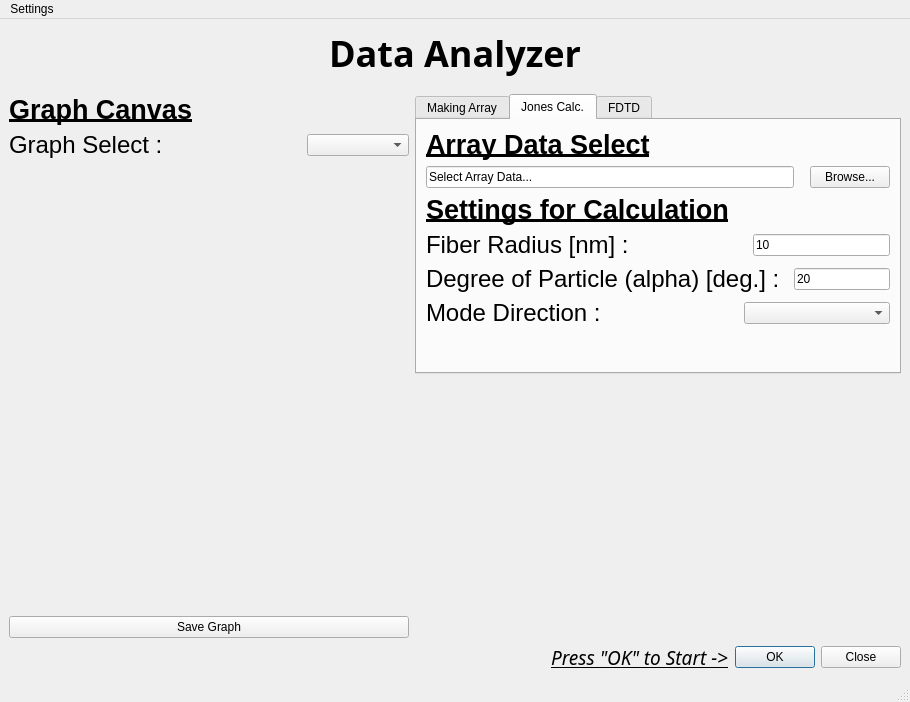
Old version of the form DataAnalyzer.ui in the repository potatonecst/Polarization-Data-Analysis-GUI.
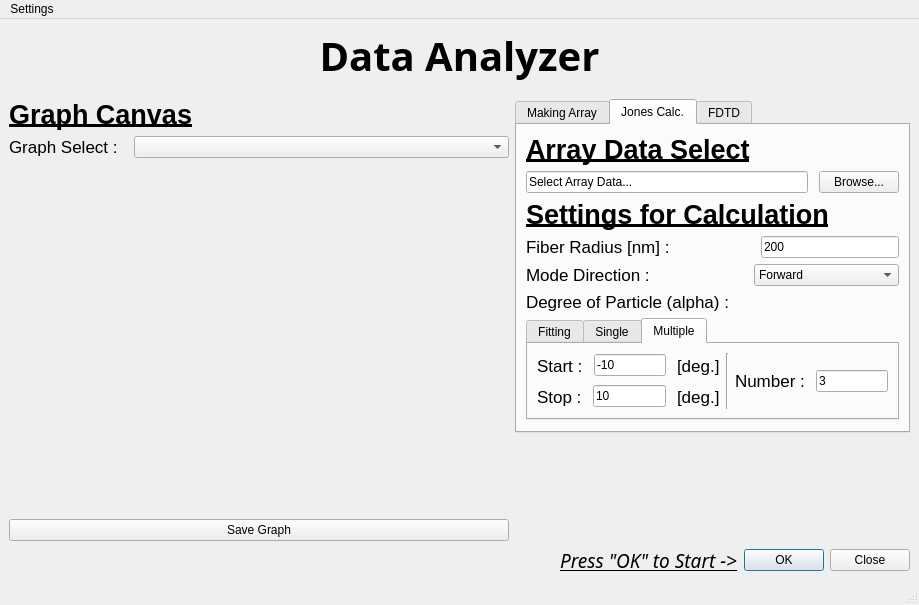
New version of the form. The open tabs and pages were chosen to show the change.

Commit message: uiファイルに粒子角度に関する項目を追加

What changed in the file:
```diff
--- a/DataAnalyzer.ui
+++ b/DataAnalyzer.ui
@@ -6,8 +6,8 @@
    <rect>
     <x>0</x>
     <y>0</y>
-    <width>910</width>
-    <height>702</height>
+    <width>919</width>
+    <height>605</height>
    </rect>
   </property>
   <property name="windowTitle">
@@ -22,11 +22,11 @@
   <widget class="QWidget" name="centralwidget">
    <layout class="QVBoxLayout" name="verticalLayout_5">
     <item>
-     <widget class="QLabel" name="label">
+     <widget class="QLabel" name="title">
       <property name="font">
        <font>
         <family>Melete</family>
-        <pointsize>27</pointsize>
+        <pointsize>30</pointsize>
         <bold>true</bold>
        </font>
       </property>
@@ -83,7 +83,7 @@
             <property name="font">
              <font>
               <family>Helvetica Neue</family>
-              <pointsize>18</pointsize>
+              <pointsize>13</pointsize>
              </font>
             </property>
             <property name="text">
@@ -100,11 +100,11 @@
              <enum>Qt::Orientation::Horizontal</enum>
             </property>
             <property name="sizeType">
-             <enum>QSizePolicy::Policy::Fixed</enum>
+             <enum>QSizePolicy::Policy::Minimum</enum>
             </property>
             <property name="sizeHint" stdset="0">
              <size>
-              <width>138</width>
+              <width>10</width>
               <height>20</height>
              </size>
             </property>
@@ -132,8 +132,8 @@
           </property>
           <property name="minimumSize">
            <size>
-            <width>400</width>
-            <height>400</height>
+            <width>500</width>
+            <height>300</height>
            </size>
           </property>
          </widget>
@@ -150,7 +150,7 @@
       <item alignment="Qt::AlignmentFlag::Qt::AlignmentFlag::AlignTop">
        <widget class="QTabWidget" name="tabWidget">
         <property name="currentIndex">
-         <number>1</number>
+         <number>0</number>
         </property>
         <widget class="QWidget" name="tab">
          <attribute name="title">
@@ -247,7 +247,7 @@
                   <property name="font">
                    <font>
                     <family>Helvetica Neue</family>
-                    <pointsize>18</pointsize>
+                    <pointsize>13</pointsize>
                    </font>
                   </property>
                   <property name="text">
@@ -268,7 +268,7 @@
                   </property>
                   <property name="sizeHint" stdset="0">
                    <size>
-                    <width>109</width>
+                    <width>70</width>
                     <height>20</height>
                    </size>
                   </property>
@@ -305,7 +305,7 @@
                   <property name="font">
                    <font>
                     <family>Helvetica Neue</family>
-                    <pointsize>18</pointsize>
+                    <pointsize>13</pointsize>
                    </font>
                   </property>
                   <property name="text">
@@ -326,7 +326,7 @@
                   </property>
                   <property name="sizeHint" stdset="0">
                    <size>
-                    <width>19</width>
+                    <width>5</width>
                     <height>20</height>
                    </size>
                   </property>
@@ -357,7 +357,7 @@
                   <property name="font">
                    <font>
                     <family>Helvetica Neue</family>
-                    <pointsize>18</pointsize>
+                    <pointsize>13</pointsize>
                    </font>
                   </property>
                   <property name="text">
@@ -378,7 +378,7 @@
                   </property>
                   <property name="sizeHint" stdset="0">
                    <size>
-                    <width>110</width>
+                    <width>70</width>
                     <height>0</height>
                    </size>
                   </property>
@@ -409,7 +409,7 @@
                   <property name="font">
                    <font>
                     <family>Helvetica Neue</family>
-                    <pointsize>18</pointsize>
+                    <pointsize>13</pointsize>
                    </font>
                   </property>
                   <property name="text">
@@ -427,7 +427,7 @@
                   </property>
                   <property name="sizeHint" stdset="0">
                    <size>
-                    <width>112</width>
+                    <width>71</width>
                     <height>20</height>
                    </size>
                   </property>
@@ -520,7 +520,7 @@
                 </property>
                 <property name="sizeHint" stdset="0">
                  <size>
-                  <width>10</width>
+                  <width>5</width>
                   <height>20</height>
                  </size>
                 </property>
@@ -565,7 +565,7 @@
                   <property name="font">
                    <font>
                     <family>Helvetica Neue</family>
-                    <pointsize>18</pointsize>
+                    <pointsize>13</pointsize>
                    </font>
                   </property>
                   <property name="text">
@@ -586,7 +586,7 @@
                   </property>
                   <property name="sizeHint" stdset="0">
                    <size>
-                    <width>118</width>
+                    <width>85</width>
                     <height>0</height>
                    </size>
                   </property>
@@ -601,65 +601,7 @@
                    </sizepolicy>
                   </property>
                   <property name="text">
-                   <string>10</string>
-                  </property>
-                  <property name="clearButtonEnabled">
-                   <bool>false</bool>
-                  </property>
-                 </widget>
-                </item>
-               </layout>
-              </item>
-              <item>
-               <layout class="QHBoxLayout" name="horizontalLayout_11" stretch="0,1,0">
-                <item>
-                 <widget class="QLabel" name="label_10">
-                  <property name="font">
-                   <font>
-                    <family>Helvetica Neue</family>
-                    <pointsize>18</pointsize>
-                   </font>
-                  </property>
-                  <property name="text">
-                   <string>Degree of Particle (alpha) [deg.] :</string>
-                  </property>
-                  <property name="buddy">
-                   <cstring>minPeakDistance</cstring>
-                  </property>
-                 </widget>
-                </item>
-                <item>
-                 <spacer name="horizontalSpacer_10">
-                  <property name="orientation">
-                   <enum>Qt::Orientation::Horizontal</enum>
-                  </property>
-                  <property name="sizeType">
-                   <enum>QSizePolicy::Policy::Fixed</enum>
-                  </property>
-                  <property name="sizeHint" stdset="0">
-                   <size>
-                    <width>8</width>
-                    <height>20</height>
-                   </size>
-                  </property>
-                 </spacer>
-                </item>
-                <item>
-                 <widget class="QLineEdit" name="alpha">
-                  <property name="sizePolicy">
-                   <sizepolicy hsizetype="Expanding" vsizetype="Fixed">
-                    <horstretch>0</horstretch>
-                    <verstretch>0</verstretch>
-                   </sizepolicy>
-                  </property>
-                  <property name="baseSize">
-                   <size>
-                    <width>0</width>
-                    <height>0</height>
-                   </size>
-                  </property>
-                  <property name="text">
-                   <string>20</string>
+                   <string>200</string>
                   </property>
                   <property name="clearButtonEnabled">
                    <bool>false</bool>
@@ -675,7 +617,7 @@
                   <property name="font">
                    <font>
                     <family>Helvetica Neue</family>
-                    <pointsize>18</pointsize>
+                    <pointsize>13</pointsize>
                    </font>
                   </property>
                   <property name="text">
@@ -696,7 +638,7 @@
                   </property>
                   <property name="sizeHint" stdset="0">
                    <size>
-                    <width>137</width>
+                    <width>98</width>
                     <height>20</height>
                    </size>
                   </property>
@@ -710,10 +652,474 @@
                     <verstretch>0</verstretch>
                    </sizepolicy>
                   </property>
+                  <property name="editable">
+                   <bool>false</bool>
+                  </property>
+                  <property name="currentText">
+                   <string>Forward</string>
+                  </property>
+                  <property name="currentIndex">
+                   <number>0</number>
+                  </property>
+                  <item>
+                   <property name="text">
+                    <string>Forward</string>
+                   </property>
+                  </item>
+                  <item>
+                   <property name="text">
+                    <string>Backward</string>
+                   </property>
+                  </item>
                  </widget>
                 </item>
                </layout>
               </item>
+              <item>
+               <widget class="QLabel" name="label_13">
+                <property name="font">
+                 <font>
+                  <family>Helvetica Neue</family>
+                  <pointsize>13</pointsize>
+                 </font>
+                </property>
+                <property name="text">
+                 <string>Degree of Particle (alpha) :</string>
+                </property>
+                <property name="buddy">
+                 <cstring>minPeakDistance</cstring>
+                </property>
+               </widget>
+              </item>
+              <item>
+               <widget class="QTabWidget" name="tabWidget_2">
+                <property name="currentIndex">
+                 <number>0</number>
+                </property>
+                <widget class="QWidget" name="tab_6">
+                 <attribute name="title">
+                  <string>Fitting</string>
+                 </attribute>
+                 <layout class="QVBoxLayout" name="verticalLayout_12">
+                  <item>
+                   <widget class="QLabel" name="label_25">
+                    <property name="font">
+                     <font>
+                      <family>Helvetica Neue</family>
+                      <pointsize>17</pointsize>
+                      <bold>true</bold>
+                     </font>
+                    </property>
+                    <property name="text">
+                     <string>Least Squares Method</string>
+                    </property>
+                    <property name="alignment">
+                     <set>Qt::AlignmentFlag::AlignCenter</set>
+                    </property>
+                    <property name="buddy">
+                     <cstring>minPeakDistance</cstring>
+                    </property>
+                   </widget>
+                  </item>
+                  <item>
+                   <layout class="QHBoxLayout" name="horizontalLayout_19" stretch="0,0,0,0">
+                    <item>
+                     <widget class="QLabel" name="label_24">
+                      <property name="font">
+                       <font>
+                        <family>Helvetica Neue</family>
+                        <pointsize>13</pointsize>
+                       </font>
+                      </property>
+                      <property name="text">
+                       <string>Initial Degree :</string>
+                      </property>
+                      <property name="buddy">
+                       <cstring>minPeakDistance</cstring>
+                      </property>
+                     </widget>
+                    </item>
+                    <item>
+                     <spacer name="horizontalSpacer_19">
+                      <property name="orientation">
+                       <enum>Qt::Orientation::Horizontal</enum>
+                      </property>
+                      <property name="sizeType">
+                       <enum>QSizePolicy::Policy::Fixed</enum>
+                      </property>
+                      <property name="sizeHint" stdset="0">
+                       <size>
+                        <width>5</width>
+                        <height>20</height>
+                       </size>
+                      </property>
+                     </spacer>
+                    </item>
+                    <item>
+                     <widget class="QLineEdit" name="alpha_4">
+                      <property name="sizePolicy">
+                       <sizepolicy hsizetype="Expanding" vsizetype="Fixed">
+                        <horstretch>0</horstretch>
+                        <verstretch>0</verstretch>
+                       </sizepolicy>
+                      </property>
+                      <property name="baseSize">
+                       <size>
+                        <width>0</width>
+                        <height>0</height>
+                       </size>
+                      </property>
+                      <property name="text">
+                       <string>10</string>
+                      </property>
+                      <property name="clearButtonEnabled">
+                       <bool>false</bool>
+                      </property>
+                     </widget>
+                    </item>
+                    <item>
+                     <widget class="QLabel" name="label_23">
+                      <property name="font">
+                       <font>
+                        <family>Helvetica Neue</family>
+                        <pointsize>13</pointsize>
+                       </font>
+                      </property>
+                      <property name="text">
+                       <string>[deg.]</string>
+                      </property>
+                      <property name="buddy">
+                       <cstring>minPeakDistance</cstring>
+                      </property>
+                     </widget>
+                    </item>
+                   </layout>
+                  </item>
+                 </layout>
+                </widget>
+                <widget class="QWidget" name="tab_4">
+                 <attribute name="title">
+                  <string>Single</string>
+                 </attribute>
+                 <layout class="QVBoxLayout" name="verticalLayout_10">
+                  <item>
+                   <layout class="QHBoxLayout" name="horizontalLayout_11" stretch="0,0,0">
+                    <item>
+                     <widget class="QLineEdit" name="alpha">
+                      <property name="sizePolicy">
+                       <sizepolicy hsizetype="Expanding" vsizetype="Fixed">
+                        <horstretch>0</horstretch>
+                        <verstretch>0</verstretch>
+                       </sizepolicy>
+                      </property>
+                      <property name="baseSize">
+                       <size>
+                        <width>0</width>
+                        <height>0</height>
+                       </size>
+                      </property>
+                      <property name="text">
+                       <string>10</string>
+                      </property>
+                      <property name="clearButtonEnabled">
+                       <bool>false</bool>
+                      </property>
+                     </widget>
+                    </item>
+                    <item>
+                     <spacer name="horizontalSpacer_10">
+                      <property name="orientation">
+                       <enum>Qt::Orientation::Horizontal</enum>
+                      </property>
+                      <property name="sizeType">
+                       <enum>QSizePolicy::Policy::Fixed</enum>
+                      </property>
+                      <property name="sizeHint" stdset="0">
+                       <size>
+                        <width>5</width>
+                        <height>20</height>
+                       </size>
+                      </property>
+                     </spacer>
+                    </item>
+                    <item>
+                     <widget class="QLabel" name="label_10">
+                      <property name="font">
+                       <font>
+                        <family>Helvetica Neue</family>
+                        <pointsize>13</pointsize>
+                       </font>
+                      </property>
+                      <property name="text">
+                       <string>[deg.]</string>
+                      </property>
+                      <property name="buddy">
+                       <cstring>minPeakDistance</cstring>
+                      </property>
+                     </widget>
+                    </item>
+                   </layout>
+                  </item>
+                 </layout>
+                </widget>
+                <widget class="QWidget" name="tab_5">
+                 <attribute name="title">
+                  <string>Multiple</string>
+                 </attribute>
+                 <layout class="QHBoxLayout" name="horizontalLayout_10">
+                  <item>
+                   <layout class="QVBoxLayout" name="verticalLayout_11">
+                    <item>
+                     <layout class="QHBoxLayout" name="horizontalLayout_15" stretch="0,0,0,0,0">
+                      <item>
+                       <widget class="QLabel" name="label_18">
+                        <property name="font">
+                         <font>
+                          <family>Helvetica Neue</family>
+                          <pointsize>13</pointsize>
+                         </font>
+                        </property>
+                        <property name="text">
+                         <string>Start :</string>
+                        </property>
+                        <property name="buddy">
+                         <cstring>detectionThreshold</cstring>
+                        </property>
+                       </widget>
+                      </item>
+                      <item>
+                       <spacer name="horizontalSpacer_14">
+                        <property name="orientation">
+                         <enum>Qt::Orientation::Horizontal</enum>
+                        </property>
+                        <property name="sizeType">
+                         <enum>QSizePolicy::Policy::Fixed</enum>
+                        </property>
+                        <property name="sizeHint" stdset="0">
+                         <size>
+                          <width>5</width>
+                          <height>20</height>
+                         </size>
+                        </property>
+                       </spacer>
+                      </item>
+                      <item>
+                       <widget class="QLineEdit" name="alpha_2">
+                        <property name="sizePolicy">
+                         <sizepolicy hsizetype="Expanding" vsizetype="Fixed">
+                          <horstretch>0</horstretch>
+                          <verstretch>0</verstretch>
+                         </sizepolicy>
+                        </property>
+                        <property name="minimumSize">
+                         <size>
+                          <width>35</width>
+                          <height>0</height>
+                         </size>
+                        </property>
+                        <property name="baseSize">
+                         <size>
+                          <width>0</width>
+                          <height>0</height>
+                         </size>
+                        </property>
+                        <property name="text">
+                         <string>-10</string>
+                        </property>
+                        <property name="clearButtonEnabled">
+                         <bool>false</bool>
+                        </property>
+                       </widget>
+                      </item>
+                      <item>
+                       <spacer name="horizontalSpacer_11">
+                        <property name="orientation">
+                         <enum>Qt::Orientation::Horizontal</enum>
+                        </property>
+                        <property name="sizeType">
+                         <enum>QSizePolicy::Policy::Fixed</enum>
+                        </property>
+                        <property name="sizeHint" stdset="0">
+                         <size>
+                          <width>5</width>
+                          <height>20</height>
+                         </size>
+                        </property>
+                       </spacer>
+                      </item>
+                      <item>
+                       <widget class="QLabel" name="label_17">
+                        <property name="font">
+                         <font>
+                          <family>Helvetica Neue</family>
+                          <pointsize>13</pointsize>
+                         </font>
+                        </property>
+                        <property name="text">
+                         <string>[deg.]</string>
+                        </property>
+                        <property name="buddy">
+                         <cstring>minPeakDistance</cstring>
+                        </property>
+                       </widget>
+                      </item>
+                     </layout>
+                    </item>
+                    <item>
+                     <layout class="QHBoxLayout" name="horizontalLayout_16" stretch="0,0,0,0,0">
+                      <item>
+                       <widget class="QLabel" name="label_19">
+                        <property name="font">
+                         <font>
+                          <family>Helvetica Neue</family>
+                          <pointsize>13</pointsize>
+                         </font>
+                        </property>
+                        <property name="text">
+                         <string>Stop :</string>
+                        </property>
+                        <property name="buddy">
+                         <cstring>detectionThreshold</cstring>
+                        </property>
+                       </widget>
+                      </item>
+                      <item>
+                       <spacer name="horizontalSpacer_15">
+                        <property name="orientation">
+                         <enum>Qt::Orientation::Horizontal</enum>
+                        </property>
+                        <property name="sizeType">
+                         <enum>QSizePolicy::Policy::Fixed</enum>
+                        </property>
+                        <property name="sizeHint" stdset="0">
+                         <size>
+                          <width>5</width>
+                          <height>20</height>
+                         </size>
+                        </property>
+                       </spacer>
+                      </item>
+                      <item>
+                       <widget class="QLineEdit" name="alpha_3">
+                        <property name="sizePolicy">
+                         <sizepolicy hsizetype="Expanding" vsizetype="Fixed">
+                          <horstretch>0</horstretch>
+                          <verstretch>0</verstretch>
+                         </sizepolicy>
+                        </property>
+                        <property name="baseSize">
+                         <size>
+                          <width>0</width>
+                          <height>0</height>
+                         </size>
+                        </property>
+                        <property name="text">
+                         <string>10</string>
+                        </property>
+                        <property name="clearButtonEnabled">
+                         <bool>false</bool>
+                        </property>
+                       </widget>
+                      </item>
+                      <item>
+                       <spacer name="horizontalSpacer_13">
+                        <property name="orientation">
+                         <enum>Qt::Orientation::Horizontal</enum>
+                        </property>
+                        <property name="sizeType">
+                         <enum>QSizePolicy::Policy::Fixed</enum>
+                        </property>
+                        <property name="sizeHint" stdset="0">
+                         <size>
+                          <width>5</width>
+                          <height>20</height>
+                         </size>
+                        </property>
+                       </spacer>
+                      </item>
+                      <item>
+                       <widget class="QLabel" name="label_20">
+                        <property name="font">
+                         <font>
+                          <family>Helvetica Neue</family>
+                          <pointsize>13</pointsize>
+                         </font>
+                        </property>
+                        <property name="text">
+                         <string>[deg.]</string>
+                        </property>
+                        <property name="buddy">
+                         <cstring>minPeakDistance</cstring>
+                        </property>
+                       </widget>
+                      </item>
+                     </layout>
+                    </item>
+                   </layout>
+                  </item>
+                  <item>
+                   <widget class="Line" name="line">
+                    <property name="orientation">
+                     <enum>Qt::Orientation::Vertical</enum>
+                    </property>
+                   </widget>
+                  </item>
+                  <item>
+                   <layout class="QHBoxLayout" name="horizontalLayout_18">
+                    <item>
+                     <widget class="QLabel" name="label_22">
+                      <property name="font">
+                       <font>
+                        <family>Helvetica Neue</family>
+                        <pointsize>13</pointsize>
+                       </font>
+                      </property>
+                      <property name="text">
+                       <string>Number :</string>
+                      </property>
+                      <property name="buddy">
+                       <cstring>maxPeakNo</cstring>
+                      </property>
+                     </widget>
+                    </item>
+                    <item>
+                     <spacer name="horizontalSpacer_21">
+                      <property name="orientation">
+                       <enum>Qt::Orientation::Horizontal</enum>
+                      </property>
+                      <property name="sizeType">
+                       <enum>QSizePolicy::Policy::Fixed</enum>
+                      </property>
+                      <property name="sizeHint" stdset="0">
+                       <size>
+                        <width>5</width>
+                        <height>0</height>
+                       </size>
+                      </property>
+                     </spacer>
+                    </item>
+                    <item>
+                     <widget class="QLineEdit" name="fiberRadius_2">
+                      <property name="sizePolicy">
+                       <sizepolicy hsizetype="Expanding" vsizetype="Fixed">
+                        <horstretch>0</horstretch>
+                        <verstretch>0</verstretch>
+                       </sizepolicy>
+                      </property>
+                      <property name="text">
+                       <string>3</string>
+                      </property>
+                      <property name="clearButtonEnabled">
+                       <bool>false</bool>
+                      </property>
+                     </widget>
+                    </item>
+                   </layout>
+                  </item>
+                 </layout>
+                </widget>
+               </widget>
+              </item>
              </layout>
             </item>
            </layout>
@@ -740,6 +1146,27 @@
          <attribute name="title">
           <string>FDTD</string>
          </attribute>
+         <layout class="QVBoxLayout" name="verticalLayout_9">
+          <item>
+           <widget class="QLabel" name="label">
+            <property name="font">
+             <font>
+              <pointsize>20</pointsize>
+              <bold>true</bold>
+             </font>
+            </property>
+            <property name="layoutDirection">
+             <enum>Qt::LayoutDirection::LeftToRight</enum>
+            </property>
+            <property name="text">
+             <string>Coming Soon...</string>
+            </property>
+            <property name="alignment">
+             <set>Qt::AlignmentFlag::AlignCenter</set>
+            </property>
+           </widget>
+          </item>
+         </layout>
         </widget>
        </widget>
       </item>
@@ -760,7 +1187,7 @@
         </property>
        </spacer>
       </item>
-      <item alignment="">
+      <item>
        <widget class="QLabel" name="label_11">
         <property name="font">
          <font>
@@ -812,7 +1239,7 @@
     <rect>
      <x>0</x>
      <y>0</y>
-     <width>910</width>
+     <width>919</width>
      <height>24</height>
     </rect>
    </property>
```
